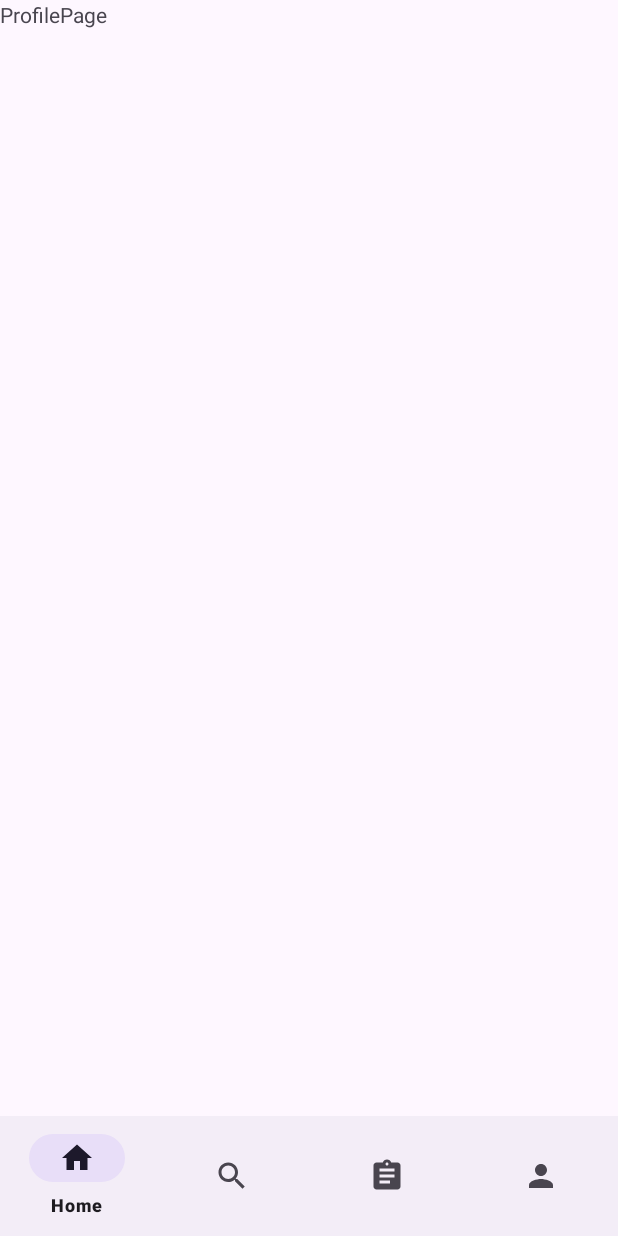
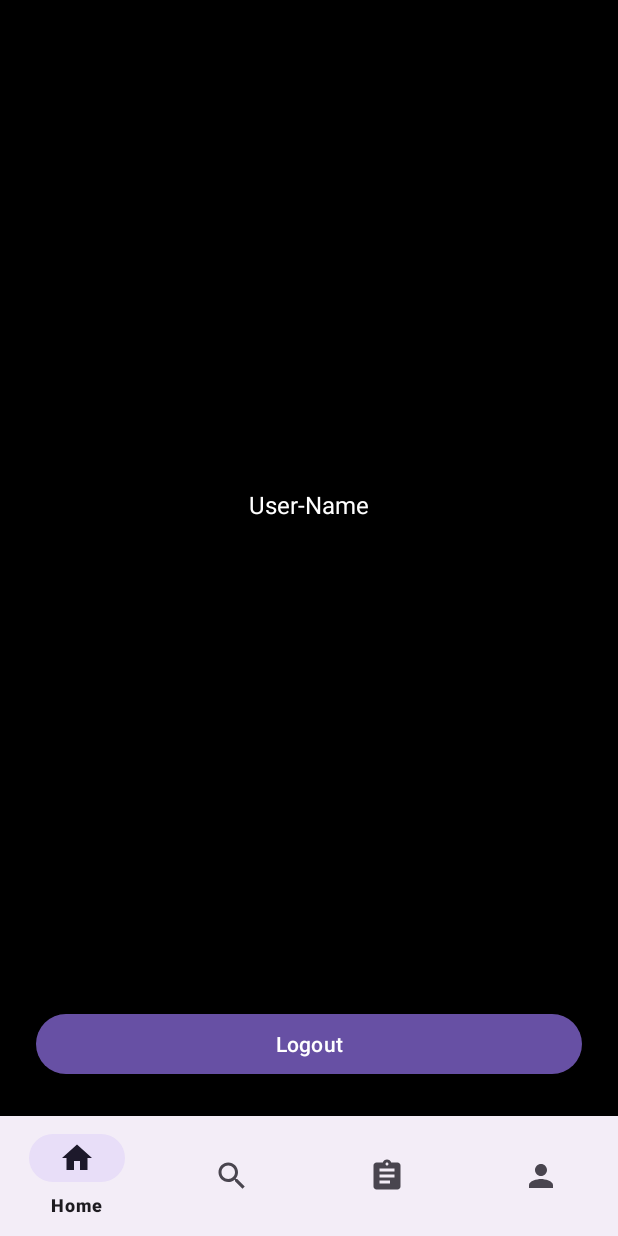
Before and after one commit to AnoopVL/Ahen-AndroidApp, an Android app: the fragment ProfileFragment placed in its activity, on a phone screen of 412 x 824 dp. Run offline under Robolectric (Android 15) with nearby library versions, the light colour scheme and no system bars; our stand-ins replace Firebase (no records; nobody signed in at launch, a user with empty details on screens opened directly).

Commit message:
ProfileFragment configured

```diff
--- a/app/src/main/java/com/avl/ahen/ProfileFragment.java
+++ b/app/src/main/java/com/avl/ahen/ProfileFragment.java
@@ -1,5 +1,6 @@
 package com.avl.ahen;
 
+import android.content.Intent;
 import android.os.Bundle;
 
 import androidx.fragment.app.Fragment;
@@ -7,58 +8,63 @@ import androidx.fragment.app.Fragment;
 import android.view.LayoutInflater;
 import android.view.View;
 import android.view.ViewGroup;
+import android.widget.Button;
+import android.widget.TextView;
+import android.widget.Toast;
 
-/**
- * A simple {@link Fragment} subclass.
- * Use the {@link ProfileFragment#newInstance} factory method to
- * create an instance of this fragment.
- */
+import com.google.firebase.auth.FirebaseAuth;
+import com.google.firebase.auth.FirebaseUser;
+
+
 public class ProfileFragment extends Fragment {
 
-    // TODO: Rename parameter arguments, choose names that match
-    // the fragment initialization parameters, e.g. ARG_ITEM_NUMBER
-    private static final String ARG_PARAM1 = "param1";
-    private static final String ARG_PARAM2 = "param2";
+    private FirebaseAuth auth;
+    private FirebaseUser user;
+    private TextView email;
 
-    // TODO: Rename and change types of parameters
-    private String mParam1;
-    private String mParam2;
-
-    public ProfileFragment() {
-        // Required empty public constructor
-    }
-
-    /**
-     * Use this factory method to create a new instance of
-     * this fragment using the provided parameters.
-     *
-     * @param param1 Parameter 1.
-     * @param param2 Parameter 2.
-     * @return A new instance of fragment ProfileFragment.
-     */
-    // TODO: Rename and change types and number of parameters
-    public static ProfileFragment newInstance(String param1, String param2) {
-        ProfileFragment fragment = new ProfileFragment();
-        Bundle args = new Bundle();
-        args.putString(ARG_PARAM1, param1);
-        args.putString(ARG_PARAM2, param2);
-        fragment.setArguments(args);
-        return fragment;
-    }
-
-    @Override
-    public void onCreate(Bundle savedInstanceState) {
-        super.onCreate(savedInstanceState);
-        if (getArguments() != null) {
-            mParam1 = getArguments().getString(ARG_PARAM1);
-            mParam2 = getArguments().getString(ARG_PARAM2);
-        }
-    }
-
+    private TextView userName;
+    private Button logoutBtn;
     @Override
     public View onCreateView(LayoutInflater inflater, ViewGroup container,
                              Bundle savedInstanceState) {
+        View view = inflater.inflate(R.layout.fragment_profile, container, false);
         // Inflate the layout for this fragment
-        return inflater.inflate(R.layout.fragment_profile, container, false);
+        logoutBtn = view.findViewById(R.id.logoutBtn);
+//        email = view.findViewById(R.id.textView3);
+        userName = view.findViewById(R.id.userName);
+        auth = FirebaseAuth.getInstance();
+        user = auth.getCurrentUser();
+
+        if(user == null){
+            Intent intent = new Intent(getActivity(), describe_yourself.class);
+            // If you need to pass data to the activity, use intent extras
+            intent.putExtra("key", "value");
+            // Start the activity
+            startActivity(intent);
+//            Intent intent = new Intent(ProfileFragment.this, describe_yourself.class);
+//            startActivity(intent);
+        }
+        else {
+//            email.setText(user.getEmail());
+//            userName.setText("Hey, "+"user");
+            Bundle args = getArguments();
+            if (args != null && args.containsKey("userName")) {
+                String userNameText = args.getString("userName");
+                userName.setText("Hey, " + userNameText);
+            }
+        }
+        logoutBtn.setOnClickListener(new View.OnClickListener() {
+            @Override
+            public void onClick(View v) {
+                FirebaseAuth.getInstance().signOut();
+//                Toast.makeText(ProfileFragment.this, "You've logged out !", Toast.LENGTH_SHORT).show();
+                Toast.makeText(getActivity(), "You've logged out !!", Toast.LENGTH_SHORT).show();
+                Intent intent = new Intent(getActivity(), describe_yourself.class);
+                startActivity(intent);
+            }
+        });
+
+//        return inflater.inflate(R.layout.fragment_profile, container, false);
+        return view;
     }
 }
--- a/app/src/main/res/layout/fragment_profile.xml
+++ b/app/src/main/res/layout/fragment_profile.xml
@@ -1,14 +1,44 @@
 <?xml version="1.0" encoding="utf-8"?>
-<FrameLayout xmlns:android="http://schemas.android.com/apk/res/android"
+<androidx.constraintlayout.widget.ConstraintLayout xmlns:android="http://schemas.android.com/apk/res/android"
+    xmlns:app="http://schemas.android.com/apk/res-auto"
     xmlns:tools="http://schemas.android.com/tools"
     android:layout_width="match_parent"
     android:layout_height="match_parent"
-    tools:context=".ProfileFragment">
+    tools:context=".ProfileFragment"
+    android:background="@color/black"
+    >
 
     <!-- TODO: Update blank fragment layout -->
+
     <TextView
+        android:id="@+id/userName"
         android:layout_width="match_parent"
-        android:layout_height="match_parent"
-        android:text="ProfilePage" />
+        android:layout_height="wrap_content"
+        android:layout_margin="20dp"
+        android:layout_marginStart="20dp"
+        android:layout_marginTop="160dp"
+        android:layout_marginEnd="20dp"
+        android:layout_marginBottom="446dp"
+        android:gravity="center"
+        android:text="User-Name"
+        android:textColor="@color/white"
+        android:textSize="16dp"
+        app:layout_constraintBottom_toTopOf="@+id/logoutBtn"
+        app:layout_constraintEnd_toEndOf="parent"
+        app:layout_constraintHorizontal_bias="1.0"
+        app:layout_constraintStart_toStartOf="parent"
+        app:layout_constraintTop_toTopOf="parent" />
 
-</FrameLayout>
+    <Button
+        android:id="@+id/logoutBtn"
+        android:layout_width="match_parent"
+        android:layout_height="wrap_content"
+        android:layout_margin="24dp"
+        android:text="Logout"
+        app:layout_constraintBottom_toBottomOf="parent"
+        app:layout_constraintEnd_toEndOf="parent"
+        app:layout_constraintStart_toStartOf="parent"
+        app:layout_constraintTop_toBottomOf="@+id/textView3"
+        app:layout_constraintVertical_bias="0.712" />
+
+</androidx.constraintlayout.widget.ConstraintLayout>
```
Also changed, not shown: app/src/main/java/com/avl/ahen/userDashboard.java (+1 -18 lines), app/src/main/java/com/avl/ahen/user_signUp.java (+31 -2 lines), app/src/main/res/layout/activity_user_dashoard.xml (+0 -31 lines), app/src/main/res/layout/activity_user_sign_up.xml (+32 -0 lines).
